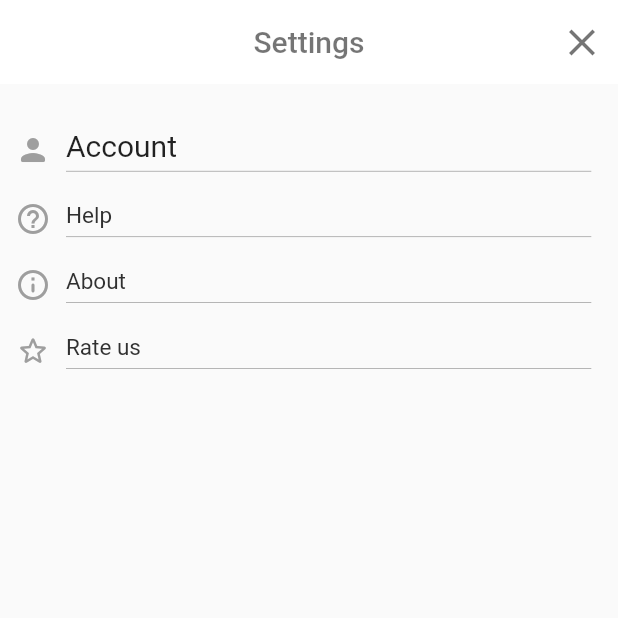
After one commit to Thiruvikraman1998/Newsstand_App, a Flutter app: the screen it shows after launch, after a tap on the "settings" icon, on a phone screen of 412 x 824 dp, the top half of it. The commit adds this screen. Run offline on Flutter 3.47's test engine with Material 2 defaults, Android fonts, the phone set to English and light mode, and no system bars; our stand-ins replace fluentui_icons, gap, get; missing offline and left inert: dart:ffi; network calls fail.

Commit message:
Added settings screen

```diff
--- /dev/null
+++ b/newsapp/lib/screens.dart/Login_screen.dart
@@ -0,0 +1,15 @@
+import 'package:flutter/material.dart';
+
+class LoginScreen extends StatefulWidget {
+  const LoginScreen({super.key});
+
+  @override
+  State<LoginScreen> createState() => _LoginScreenState();
+}
+
+class _LoginScreenState extends State<LoginScreen> {
+  @override
+  Widget build(BuildContext context) {
+    return const Placeholder();
+  }
+}
--- a/newsapp/lib/screens.dart/magazine_details.dart
+++ b/newsapp/lib/screens.dart/magazine_details.dart
@@ -5,6 +5,7 @@ import 'package:newsapp/screens.dart/articles_screen.dart';
 import 'package:newsapp/screens.dart/bookMarks_screen.dart';
 import 'package:newsapp/screens.dart/clips_screen.dart';
 import 'package:newsapp/screens.dart/onMyDev_screen.dart';
+import 'package:newsapp/screens.dart/settings_screen.dart';
 import 'package:newsapp/utils/app_layout.dart';
 import 'package:newsapp/utils/app_style.dart';
 
@@ -22,7 +23,8 @@ class _MagazineDetailsState extends State<MagazineDetails> {
   final bool isSelected = true;
   @override
   Widget build(BuildContext context) {
-    return SingleChildScrollView(
+    return Scaffold(
+      body: SingleChildScrollView(
         child: Column(
           children: [
             Container(
@@ -144,6 +146,15 @@ class _MagazineDetailsState extends State<MagazineDetails> {
             getSelectedWidget(),
           ],
         ),
+      ),
+      floatingActionButton: FloatingActionButton.small(
+        onPressed: () {
+          debugPrint("Settings Tapped");
+          Navigator.push(context,
+              MaterialPageRoute(builder: (context) => SettingsScreen()));
+        },
+        child: Icon(Icons.settings),
+      ),
     );
   }
 
--- /dev/null
+++ b/newsapp/lib/screens.dart/settings_screen.dart
@@ -0,0 +1,172 @@
+import 'package:flutter/material.dart';
+import 'package:gap/gap.dart';
+import 'package:newsapp/screens.dart/Login_screen.dart';
+import 'package:newsapp/screens.dart/articles_screen.dart';
+import 'package:newsapp/screens.dart/magazine_details.dart';
+import 'package:newsapp/screens.dart/sign_up.dart';
+import 'package:newsapp/utils/app_layout.dart';
+
+class SettingsScreen extends StatelessWidget {
+  const SettingsScreen({super.key});
+
+  @override
+  Widget build(BuildContext context) {
+    final size = AppLayout.getsize(context);
+    final bool isLoggedIn = true;
+    return Scaffold(
+      appBar: AppBar(
+        title: const Text(
+          "Settings",
+          style: TextStyle(color: Colors.black54),
+        ),
+        actions: [
+          IconButton(
+              onPressed: () {
+                Navigator.pop(context, true);
+              },
+              icon: const Icon(
+                Icons.close,
+                color: Colors.black54,
+                size: 30,
+              )),
+        ],
+        automaticallyImplyLeading: false,
+        centerTitle: true,
+        backgroundColor: Colors.white,
+        elevation: 0,
+      ),
+      body: SingleChildScrollView(
+        child: Container(
+          margin: EdgeInsets.all(10),
+          child: Container(
+            height: AppLayout.getHeight(200),
+            child: Column(
+              mainAxisAlignment: MainAxisAlignment.spaceEvenly,
+              children: [
+                GestureDetector(
+                  onTap: () {
+                    debugPrint("Account tapped");
+                    Navigator.push(
+                      context,
+                      MaterialPageRoute(builder: (context) => SignUp()),
+                    );
+                  },
+                  child: Row(
+                    children: [
+                      const Icon(
+                        Icons.person_rounded,
+                        color: Colors.grey,
+                      ),
+                      Gap(AppLayout.getWidth(10)),
+                      Container(
+                        padding: EdgeInsets.only(bottom: 5),
+                        width: size.width * 0.85,
+                        decoration: BoxDecoration(
+                          border: Border(
+                            bottom: BorderSide(
+                                width: AppLayout.getWidth(0.5),
+                                color: Colors.grey),
+                          ),
+                        ),
+                        child: const Text(
+                          "Account",
+                          style: TextStyle(
+                              fontWeight: FontWeight.w400, fontSize: 20),
+                        ),
+                      ),
+                    ],
+                  ),
+                ),
+                GestureDetector(
+                  onTap: () {
+                    debugPrint("Help tapped");
+                  },
+                  child: Row(
+                    children: [
+                      const Icon(
+                        Icons.help_outline_sharp,
+                        color: Colors.grey,
+                      ),
+                      Gap(AppLayout.getWidth(10)),
+                      Container(
+                        padding: EdgeInsets.only(bottom: 5),
+                        width: size.width * 0.85,
+                        decoration: BoxDecoration(
+                          border: Border(
+                            bottom: BorderSide(
+                                width: AppLayout.getWidth(0.5),
+                                color: Colors.grey),
+                          ),
+                        ),
+                        child: Text(
+                          "Help",
+                          style:
+                              TextStyle(fontSize: 15, color: Colors.grey[850]),
+                        ),
+                      ),
+                    ],
+                  ),
+                ),
+                GestureDetector(
+                  onTap: () {
+                    debugPrint("About tapped");
+                  },
+                  child: Row(
+                    children: [
+                      const Icon(Icons.info_outline_rounded,
+                          color: Colors.grey),
+                      Gap(AppLayout.getWidth(10)),
+                      Container(
+                        padding: EdgeInsets.only(bottom: 5),
+                        width: size.width * 0.85,
+                        decoration: BoxDecoration(
+                          border: Border(
+                            bottom: BorderSide(
+                                width: AppLayout.getWidth(0.5),
+                                color: Colors.grey),
+                          ),
+                        ),
+                        child: Text(
+                          "About",
+                          style:
+                              TextStyle(fontSize: 15, color: Colors.grey[850]),
+                        ),
+                      ),
+                    ],
+                  ),
+                ),
+                GestureDetector(
+                  onTap: () {
+                    debugPrint("Rate us tapped");
+                  },
+                  child: Row(
+                    children: [
+                      Icon(Icons.star_border_rounded, color: Colors.grey),
+                      Gap(AppLayout.getWidth(10)),
+                      Container(
+                        padding: EdgeInsets.only(bottom: 5),
+                        width: size.width * 0.85,
+                        decoration: BoxDecoration(
+                          border: Border(
+                            bottom: BorderSide(
+                                width: AppLayout.getWidth(0.5),
+                                color: Colors.grey),
+                          ),
+                        ),
+                        child: Text(
+                          "Rate us",
+                          style:
+                              TextStyle(fontSize: 15, color: Colors.grey[850]),
+                        ),
+                      ),
+                    ],
+                  ),
+                )
+              ],
+            ),
+          ),
+        ),
+      ),
+    );
+  }
+}
--- /dev/null
+++ b/newsapp/lib/screens.dart/sign_up.dart
@@ -0,0 +1,21 @@
+import 'package:flutter/material.dart';
+
+class SignUp extends StatefulWidget {
+  const SignUp({super.key});
+
+  @override
+  State<SignUp> createState() => _SignUpState();
+}
+
+class _SignUpState extends State<SignUp> {
+  @override
+  Widget build(BuildContext context) {
+    return Scaffold(
+      body: Container(
+        child: Center(
+          child: Text("Sign-Up"),
+        ),
+      ),
+    );
+  }
+}
--- a/newsapp/lib/widgets/list_tile.dart
+++ b/newsapp/lib/widgets/list_tile.dart
@@ -34,7 +34,7 @@ class IssuesList extends StatelessWidget {
             crossAxisAlignment: CrossAxisAlignment.start,
             children: [
               Text(
-                "$magName Issue id: ${issueItems.editionId}",
+                "$magName ${issueItems.editionId}",
                 style: TextStyle(fontSize: 20),
               ),
               Text("Issue Date ${issueItems.editionName}"),
```
Lines whose indentation alone changed are shown as unchanged.
